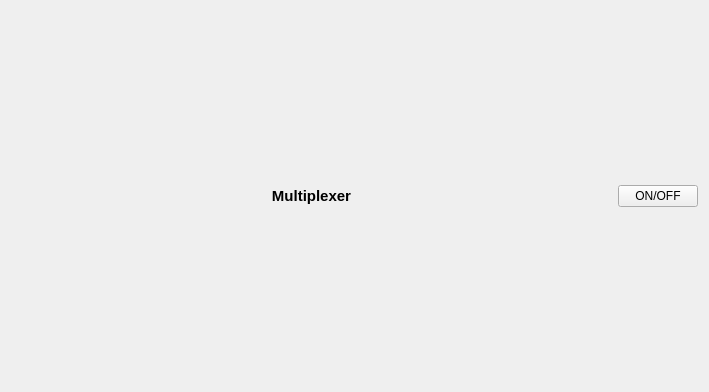
The window that lattice/clients/qtui/Multiplexer.ui (HaeffnerLab/HaeffnerLabLattice) describes before a commit, drawn with Qt 5.
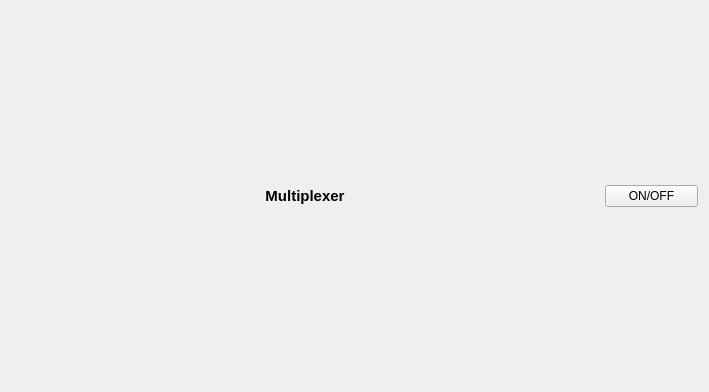
The same window after the commit.

Commit message: lattice gui does not launch asynchronous clients

What changed in the file:
```diff
--- a/lattice/clients/qtui/Multiplexer.ui
+++ b/lattice/clients/qtui/Multiplexer.ui
@@ -55,10 +55,16 @@
        </property>
        <property name="minimumSize">
         <size>
-         <width>0</width>
+         <width>93</width>
          <height>0</height>
         </size>
        </property>
+       <property name="maximumSize">
+        <size>
+         <width>93</width>
+         <height>16777215</height>
+        </size>
+       </property>
        <property name="text">
         <string>ON/OFF</string>
        </property>
```
The commit also changes 3 other files.
